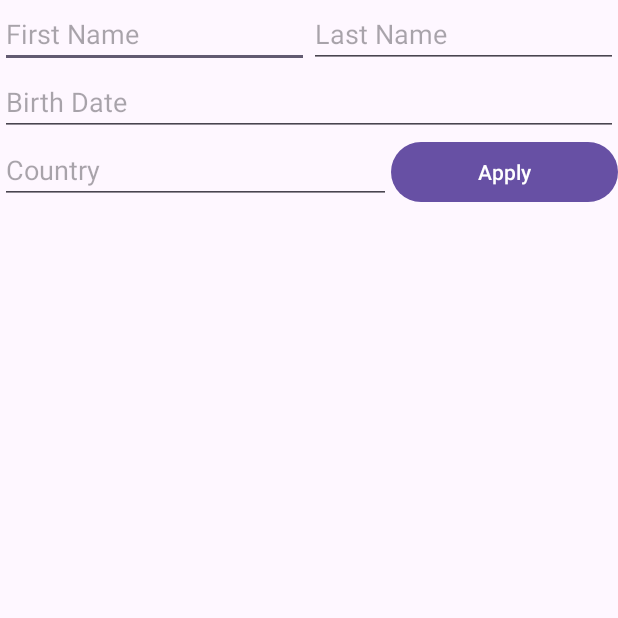
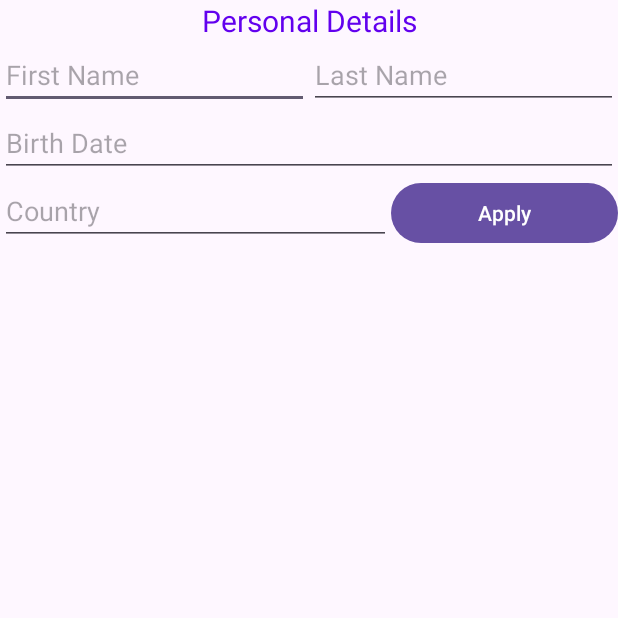
Before and after one commit to zeeshanchana95/android-fundamentals, an Android app: the screen it shows after launch (MainActivity), on a phone screen of 412 x 824 dp, the top half of it. Run offline under Robolectric (Android 15) with nearby library versions, the phone set to English and light mode, and no system bars.

Commit message:
Practice Layout by building basic App

```diff
--- a/app/src/main/res/layout/activity_main.xml
+++ b/app/src/main/res/layout/activity_main.xml
@@ -11,6 +11,19 @@
     android:padding="16dp"
     tools:context=".MainActivity">
 
+    <LinearLayout
+        android:layout_width="match_parent"
+        android:layout_height="wrap_content"
+        android:orientation="vertical"
+        >
+        <TextView
+            android:layout_width="match_parent"
+            android:layout_height="wrap_content"
+            android:textAlignment="center"
+            android:textColor="@color/design_default_color_primary"
+            android:textSize="20dp"
+            android:text="Personal Details" />
+    </LinearLayout>
     <LinearLayout
         android:layout_width="match_parent"
         android:layout_height="wrap_content"
```
